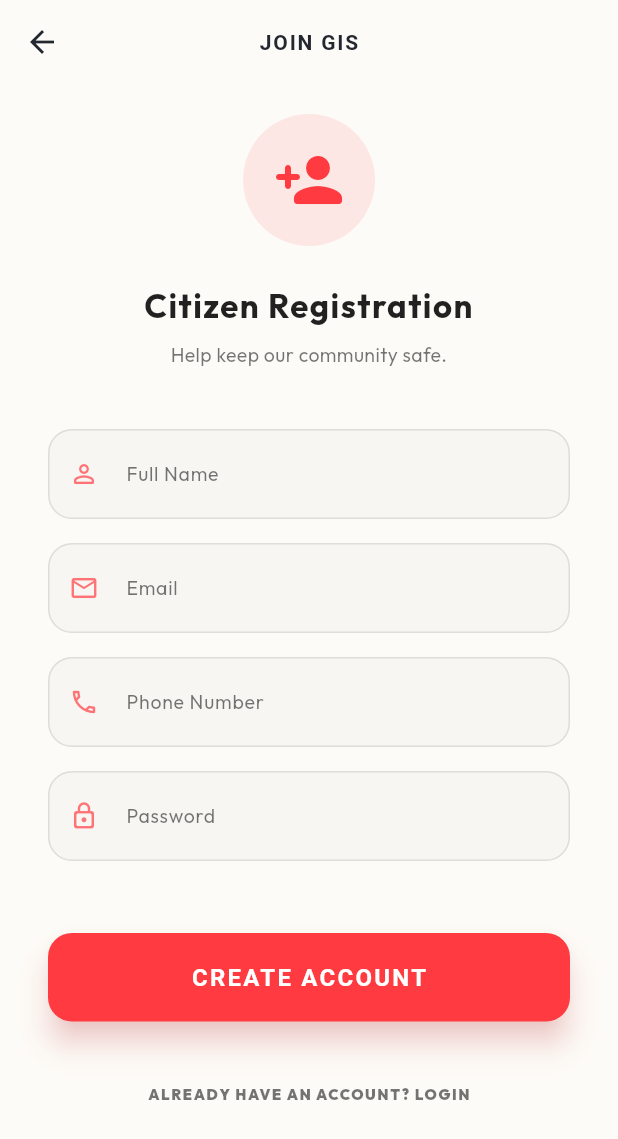
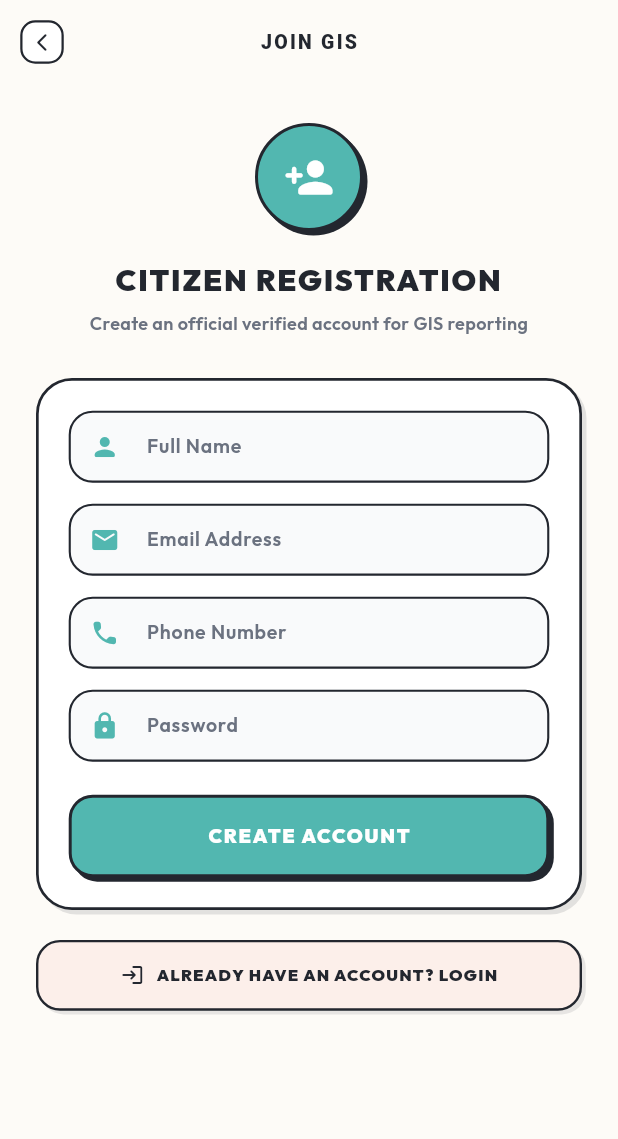
Before and after one commit to Tristan28-web/ResQnnect, a Flutter app: the RegisterScreen screen opened directly, on a phone screen of 412 x 824 dp. Shown: the top 1139 px of the screen. Run offline on Flutter 3.47's test engine with Material 3 defaults, Android fonts, the phone set to English and light mode, and no system bars; our stand-ins replace cloud_firestore, firebase_auth, firebase_core, geolocator, google_fonts, google_maps_flutter and 4 more; missing offline and left inert: torch_light; accounts and stored records are empty; network calls fail.

Commit message:
feat(ui): overhaul Citizen Registration screen to match Neo-Brutalist Retro UI

```diff
--- a/lib/screens/register_screen.dart
+++ b/lib/screens/register_screen.dart
@@ -83,115 +83,224 @@ class _RegisterScreenState extends State<RegisterScreen> {
   Widget build(BuildContext context) {
     final isDark = Theme.of(context).brightness == Brightness.dark;
     return Scaffold(
-      backgroundColor: isDark ? AppConstants.backgroundBlack : AppConstants.backgroundWhite,
+      backgroundColor: Theme.of(context).scaffoldBackgroundColor,
       appBar: AppBar(
-        title: const Text('JOIN GIS', style: TextStyle(fontSize: 14, fontWeight: FontWeight.bold, letterSpacing: 1.2)),
+        backgroundColor: Colors.transparent,
+        surfaceTintColor: Colors.transparent,
+        elevation: 0,
         centerTitle: true,
-        elevation: 0,
-        backgroundColor: Colors.transparent,
+        leading: IconButton(
+          icon: Container(
+            padding: const EdgeInsets.all(6),
+            decoration: BoxDecoration(
+              color: isDark ? AppColors.retroDarkCard : Colors.white,
+              borderRadius: BorderRadius.circular(10),
+              border: Border.all(
+                color: isDark ? const Color(0xFF3E4556) : AppColors.retroDarkBorder,
+                width: 1.5,
               ),
-      body: Container(
-        height: MediaQuery.of(context).size.height,
-        decoration: isDark ? const BoxDecoration(
-          gradient: LinearGradient(
-            begin: Alignment.topCenter,
-            end: Alignment.bottomCenter,
-            colors: [Color(0xFF1E2841), Color(0xFF161E31)],
             ),
-        ) : null,
+            child: Icon(
+              Icons.arrow_back_ios_new_rounded,
+              size: 14,
+              color: isDark ? Colors.white : AppColors.retroDarkBorder,
+            ),
+          ),
+          onPressed: () => Navigator.pop(context),
+        ),
+        title: Text(
+          'JOIN GIS',
+          style: TextStyle(
+            fontSize: 13,
+            fontWeight: FontWeight.w900,
+            letterSpacing: 1.5,
+            color: isDark ? Colors.white : AppColors.retroDarkBorder,
+          ),
+        ),
+      ),
+      body: SafeArea(
         child: SingleChildScrollView(
-          padding: const EdgeInsets.symmetric(horizontal: 32, vertical: 20),
+          padding: const EdgeInsets.symmetric(horizontal: 24, vertical: 16),
+          physics: const BouncingScrollPhysics(),
           child: Column(
             crossAxisAlignment: CrossAxisAlignment.stretch,
             children: [
+              const SizedBox(height: 10),
               Center(
                 child: Container(
+                  width: 72,
+                  height: 72,
+                  decoration: BoxDecoration(
+                    color: AppColors.retroMint,
+                    shape: BoxShape.circle,
+                    border: Border.all(
+                      color: isDark ? const Color(0xFF3E4556) : AppColors.retroDarkBorder,
+                      width: 2.0,
+                    ),
+                    boxShadow: const [
+                      BoxShadow(
+                        color: AppColors.retroDarkBorder,
+                        offset: Offset(3, 3),
+                        blurRadius: 0,
+                      ),
+                    ],
+                  ),
+                  child: const Icon(Icons.person_add_rounded, color: Colors.white, size: 34),
+                ),
+              ),
+              const SizedBox(height: 18),
+              Text(
+                'CITIZEN REGISTRATION',
+                textAlign: TextAlign.center,
+                style: TextStyle(
+                  color: isDark ? Colors.white : AppColors.retroDarkBorder,
+                  fontSize: 20,
+                  fontWeight: FontWeight.w900,
+                  letterSpacing: 1.2,
+                ),
+              ),
+              const SizedBox(height: 6),
+              Text(
+                'Create an official verified account for GIS reporting',
+                textAlign: TextAlign.center,
+                style: TextStyle(
+                  color: isDark ? Colors.white60 : const Color(0xFF6B7280),
+                  fontSize: 12,
+                  fontWeight: FontWeight.w600,
+                ),
+              ),
+              const SizedBox(height: 28),
+
+              // Retro Form Card
+              Container(
                 padding: const EdgeInsets.all(20),
                 decoration: BoxDecoration(
-                    color: AppConstants.primaryRed.withOpacity(0.1),
-                    shape: BoxShape.circle,
+                  color: isDark ? AppColors.retroDarkCard : Colors.white,
+                  borderRadius: BorderRadius.circular(24),
+                  border: Border.all(
+                    color: isDark ? const Color(0xFF3E4556) : AppColors.retroDarkBorder,
+                    width: 1.8,
                   ),
-                  child: const Icon(Icons.person_add_rounded, color: AppConstants.primaryRed, size: 48),
+                  boxShadow: [
+                    BoxShadow(
+                      color: isDark ? Colors.black45 : AppColors.retroDarkBorder.withOpacity(0.12),
+                      offset: const Offset(3, 3),
+                      blurRadius: 0,
                     ),
+                  ],
                 ),
-              const SizedBox(height: 24),
-              Text(
-                'Citizen Registration',
-                textAlign: TextAlign.center,
-                style: TextStyle(
-                  color: isDark ? Colors.white : Colors.black87,
-                  fontSize: 22,
-                  fontWeight: FontWeight.bold,
-                  letterSpacing: 1,
-                ),
-              ),
-              const SizedBox(height: 8),
-              Text(
-                'Help keep our community safe.',
-                textAlign: TextAlign.center,
-                style: TextStyle(color: isDark ? Colors.white54 : Colors.black54, fontSize: 13),
-              ),
-              const SizedBox(height: 40),
+                child: Column(
+                  children: [
                     _buildField(
                       controller: _nameController,
                       label: 'Full Name',
-                icon: Icons.person_outline_rounded,
+                      icon: Icons.person_rounded,
                       isDark: isDark,
                     ),
-              const SizedBox(height: 16),
+                    const SizedBox(height: 14),
                     _buildField(
                       controller: _emailController,
-                label: 'Email',
-                icon: Icons.email_outlined,
+                      label: 'Email Address',
+                      icon: Icons.email_rounded,
                       isDark: isDark,
                     ),
-              const SizedBox(height: 16),
+                    const SizedBox(height: 14),
                     _buildField(
                       controller: _phoneController,
                       label: 'Phone Number',
-                icon: Icons.phone_outlined,
+                      icon: Icons.phone_rounded,
                       isDark: isDark,
                     ),
-              const SizedBox(height: 16),
+                    const SizedBox(height: 14),
                     _buildField(
                       controller: _passwordController,
                       label: 'Password',
-                icon: Icons.lock_outline_rounded,
+                      icon: Icons.lock_rounded,
                       isDark: isDark,
                       isPassword: true,
                     ),
-              const SizedBox(height: 48),
-              ElevatedButton(
-                onPressed: _isLoading ? null : _register,
-                style: ElevatedButton.styleFrom(
-                  backgroundColor: AppConstants.primaryRed,
-                  foregroundColor: Colors.white,
-                  padding: const EdgeInsets.symmetric(vertical: 20),
-                  shape: RoundedRectangleBorder(borderRadius: BorderRadius.circular(16)),
-                  elevation: 8,
-                  shadowColor: AppConstants.primaryRed.withOpacity(0.4),
+                    const SizedBox(height: 22),
+                    GestureDetector(
+                      onTap: _isLoading ? null : _register,
+                      child: Container(
+                        width: double.infinity,
+                        padding: const EdgeInsets.symmetric(vertical: 16),
+                        decoration: BoxDecoration(
+                          color: AppColors.retroMint,
+                          borderRadius: BorderRadius.circular(16),
+                          border: Border.all(color: AppColors.retroDarkBorder, width: 2.0),
+                          boxShadow: const [
+                            BoxShadow(
+                              color: AppColors.retroDarkBorder,
+                              offset: Offset(3, 3),
+                              blurRadius: 0,
                             ),
+                          ],
+                        ),
+                        child: Center(
                           child: _isLoading
                               ? const SizedBox(
                                   height: 20,
                                   width: 20,
-                        child: CircularProgressIndicator(color: Colors.white, strokeWidth: 2),
+                                  child: CircularProgressIndicator(color: Colors.white, strokeWidth: 2.5),
                                 )
-                    : const Text('CREATE ACCOUNT', style: TextStyle(fontWeight: FontWeight.bold, letterSpacing: 1.5)),
-              ),
-              const SizedBox(height: 24),
-              TextButton(
-                onPressed: () => Navigator.pop(context),
-                child: Text(
-                  'ALREADY HAVE AN ACCOUNT? LOGIN',
+                              : const Text(
+                                  'CREATE ACCOUNT',
                                   style: TextStyle(
-                    color: isDark ? Colors.white54 : Colors.black54,
-                    fontSize: 10,
+                                    color: Colors.white,
+                                    fontSize: 13,
                                     fontWeight: FontWeight.w900,
-                    letterSpacing: 1,
+                                    letterSpacing: 1.2,
                                   ),
                                 ),
                         ),
+                      ),
+                    ),
+                  ],
+                ),
+              ),
+
+              const SizedBox(height: 20),
+              GestureDetector(
+                onTap: () => Navigator.pop(context),
+                child: Container(
+                  padding: const EdgeInsets.symmetric(vertical: 14),
+                  decoration: BoxDecoration(
+                    color: isDark ? AppColors.retroDarkCard : AppColors.retroPeach,
+                    borderRadius: BorderRadius.circular(16),
+                    border: Border.all(
+                      color: isDark ? const Color(0xFF3E4556) : AppColors.retroDarkBorder,
+                      width: 1.6,
+                    ),
+                    boxShadow: [
+                      BoxShadow(
+                        color: isDark ? Colors.black45 : AppColors.retroDarkBorder.withOpacity(0.1),
+                        offset: const Offset(2.5, 2.5),
+                        blurRadius: 0,
+                      ),
+                    ],
+                  ),
+                  child: Center(
+                    child: Row(
+                      mainAxisAlignment: MainAxisAlignment.center,
+                      children: [
+                        Icon(Icons.login_rounded, size: 16, color: isDark ? Colors.white : AppColors.retroDarkBorder),
+                        const SizedBox(width: 8),
+                        Text(
+                          'ALREADY HAVE AN ACCOUNT? LOGIN',
+                          style: TextStyle(
+                            color: isDark ? Colors.white : AppColors.retroDarkBorder,
+                            fontSize: 11,
+                            fontWeight: FontWeight.w900,
+                            letterSpacing: 0.8,
+                          ),
+                        ),
+                      ],
+                    ),
+                  ),
+                ),
+              ),
+              const SizedBox(height: 16),
             ],
           ),
         ),
@@ -209,22 +318,33 @@ class _RegisterScreenState extends State<RegisterScreen> {
     return TextField(
       controller: controller,
       obscureText: isPassword,
-      style: TextStyle(color: isDark ? Colors.white : Colors.black87),
+      style: TextStyle(
+        color: isDark ? Colors.white : AppColors.retroDarkBorder,
+        fontWeight: FontWeight.w700,
+        fontSize: 13,
+      ),
       decoration: InputDecoration(
         labelText: label,
-        labelStyle: TextStyle(color: isDark ? Colors.white54 : Colors.black54, fontSize: 13),
-        prefixIcon: Icon(icon, color: AppConstants.primaryRed.withOpacity(0.7), size: 20),
+        labelStyle: TextStyle(
+          color: isDark ? Colors.white60 : const Color(0xFF6B7280),
+          fontSize: 13,
+          fontWeight: FontWeight.w600,
+        ),
+        prefixIcon: Icon(icon, color: AppColors.retroMint, size: 20),
         filled: true,
-        fillColor: isDark ? Colors.white.withOpacity(0.04) : Colors.black.withOpacity(0.02),
+        fillColor: isDark ? const Color(0xFF262C38) : const Color(0xFFF9FAFB),
+        contentPadding: const EdgeInsets.symmetric(horizontal: 16, vertical: 14),
         enabledBorder: OutlineInputBorder(
           borderRadius: BorderRadius.circular(16),
-          borderSide: BorderSide(color: isDark ? Colors.white.withOpacity(0.1) : Colors.black.withOpacity(0.1)),
+          borderSide: BorderSide(
+            color: isDark ? const Color(0xFF3E4556) : AppColors.retroDarkBorder,
+            width: 1.4,
+          ),
         ),
         focusedBorder: OutlineInputBorder(
           borderRadius: BorderRadius.circular(16),
-          borderSide: const BorderSide(color: AppConstants.primaryRed, width: 2),
+          borderSide: const BorderSide(color: AppColors.retroMint, width: 2.0),
         ),
-        contentPadding: const EdgeInsets.symmetric(vertical: 18),
       ),
     );
   }
```
Lines whose indentation alone changed are shown as unchanged.
